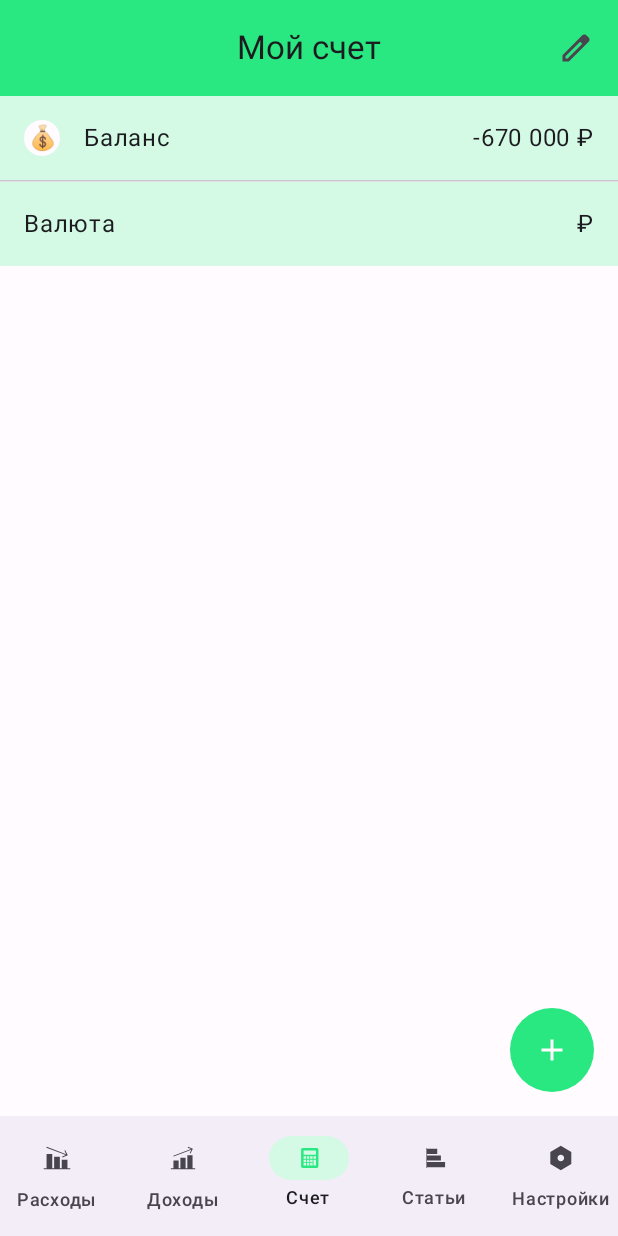
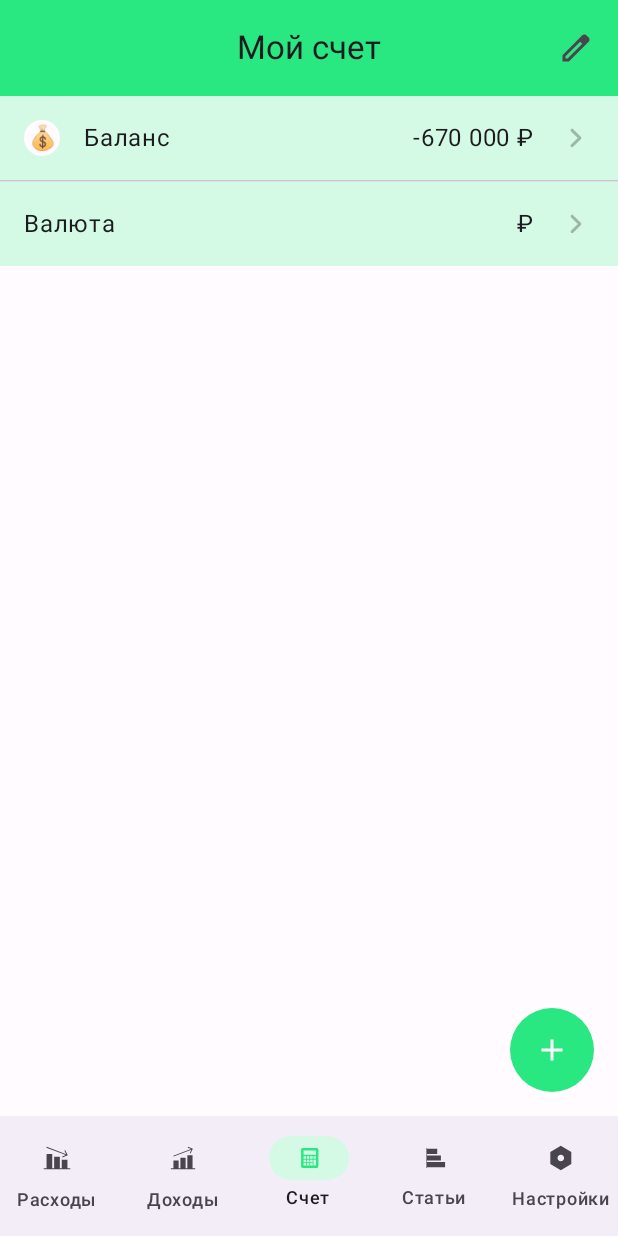
Before and after one commit to bandit33344569/FinanceApp, an Android app built with Jetpack Compose: the screen it shows after launch (MainActivity), item 3 of the bottom bar chosen, on a phone screen of 412 x 824 dp. Run offline under Robolectric (Android 15) with nearby library versions, the phone set to English and light mode, and no system bars; our stand-ins replace Navigation 3.

Commit message:
Добавлена иконка справа у элементов экрана счета

```diff
--- a/app/src/main/java/com/abrosimov/financeapp/ui/screens/AccountScreen.kt
+++ b/app/src/main/java/com/abrosimov/financeapp/ui/screens/AccountScreen.kt
@@ -7,6 +7,7 @@ import androidx.compose.material3.HorizontalDivider
 import androidx.compose.material3.MaterialTheme
 import androidx.compose.runtime.Composable
 import androidx.compose.ui.Modifier
+import com.abrosimov.financeapp.R
 import com.abrosimov.financeapp.ui.misc.CustomListItem
 
 
@@ -32,8 +33,9 @@ fun Balance() {
         rightTitle = "-670 000 ₽",
         leftIcon = "\uD83D\uDCB0",
         listBackground = MaterialTheme.colorScheme.secondary,
+        rightIcon = R.drawable.ic_drill_in,
         leftIconBackground = MaterialTheme.colorScheme.background,
-        clickable = false,
+        clickable = true,
         listHeight = 56
     )
     HorizontalDivider()
@@ -46,7 +48,8 @@ fun Currency() {
         rightTitle = "₽",
         listBackground = MaterialTheme.colorScheme.secondary,
         leftIconBackground = MaterialTheme.colorScheme.background,
-        clickable = false,
+        clickable = true,
+        rightIcon = R.drawable.ic_drill_in,
         listHeight = 56
     )
 }
```
